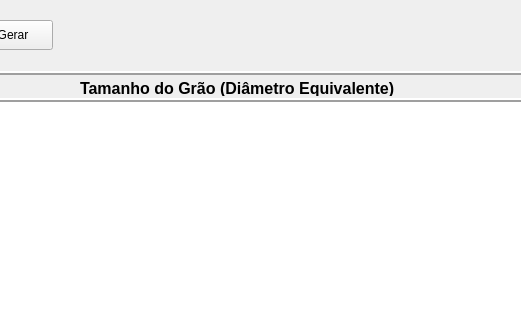
First picture: the form in forms/distribuicaoDeInterceptos.ui, repository lucassimao/Simulacao-Estereologica, before the edit; both pictures show x 267 to 788 and y 0 to 320 of the 1062 by 565 pixel window.
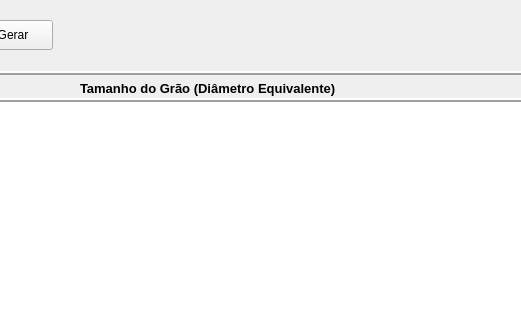
Second picture: the form after the edit.

Commit message: mudanca na tela de distribuicao de interceptos, fonte do texto 'tamanho equivalente' diminuida

Patch:
```diff
--- a/forms/distribuicaoDeInterceptos.ui
+++ b/forms/distribuicaoDeInterceptos.ui
@@ -153,7 +153,8 @@
     </property>
     <property name="font">
      <font>
-      <pointsize>12</pointsize>
+      <family>Arial</family>
+      <pointsize>10</pointsize>
       <weight>75</weight>
       <bold>true</bold>
      </font>
```
